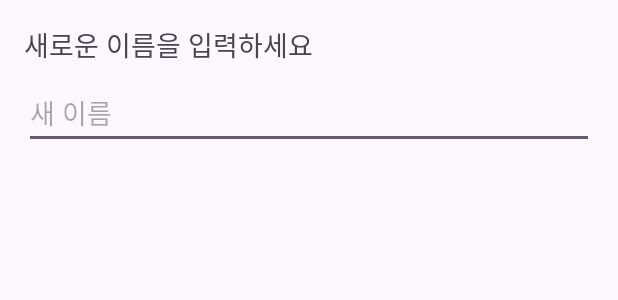
After one commit to Leetaegyeom/ESE2024_BerryPirates, an Android app built with Jetpack Compose: the layout dialog_rename_record.xml on its own in the app's theme, with its tools: preview values and no code run, on a phone screen of 412 x 824 dp. The commit adds this screen. Shown: the top 300 px of the screen. Run offline under Robolectric (Android 15) with nearby library versions, the phone set to English and light mode, and no system bars.

Commit message:
Record_rename UI update

```diff
--- a/src/ui/practice_1/app/src/main/java/com/example/practice_1/RecordAdapter.kt
+++ b/src/ui/practice_1/app/src/main/java/com/example/practice_1/RecordAdapter.kt
@@ -38,6 +38,11 @@ class RecordAdapter(
         }
     }
 
+    fun addRecord(record: Record) {
+        records.add(record)
+        notifyItemInserted(records.size - 1)
+    }
+
     inner class RecordViewHolder(itemView: View, private val onRecordClick: (Record) -> Unit) : RecyclerView.ViewHolder(itemView) {
         private val documentNameTextView: TextView = itemView.findViewById(R.id.documentNameTextView)
         private val leftHeightTextView: TextView = itemView.findViewById(R.id.leftHeightTextView)
--- /dev/null
+++ b/src/ui/practice_1/app/src/main/res/layout/dialog_rename_record.xml
@@ -0,0 +1,22 @@
+<?xml version="1.0" encoding="utf-8"?>
+<LinearLayout xmlns:android="http://schemas.android.com/apk/res/android"
+    android:layout_width="match_parent"
+    android:layout_height="wrap_content"
+    android:orientation="vertical"
+    android:padding="16dp">
+
+    <TextView
+        android:layout_width="match_parent"
+        android:layout_height="wrap_content"
+        android:text="새로운 이름을 입력하세요"
+        android:textSize="18sp"
+        android:paddingBottom="8dp" />
+
+    <EditText
+        android:id="@+id/newNameEditText"
+        android:layout_width="match_parent"
+        android:layout_height="wrap_content"
+        android:hint="새 이름"
+        android:inputType="text" />
+
+</LinearLayout>
```
Also changed, not shown: src/ui/practice_1/app/src/main/java/com/example/practice_1/RecordActivity.kt (+44 -2 lines).
